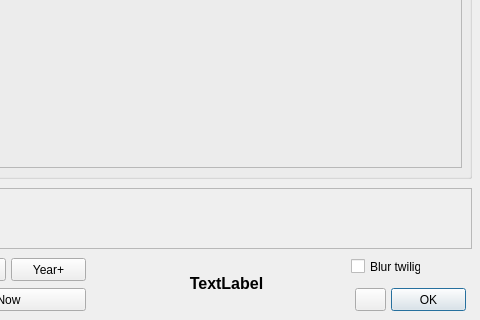
Before: the Qt Designer form cdaynight.ui in PavelMr/skytechx, drawn with Qt 5; both pictures show x 399 to 879 and y 282 to 602 of the 879 by 602 pixel window.
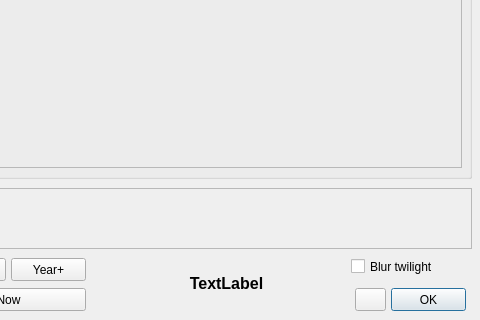
After: the same form once the commit is applied. Icons and pictures are not drawn.

Diff of the .ui file:
```diff
--- a/cdaynight.ui
+++ b/cdaynight.ui
@@ -298,7 +298,7 @@
     <rect>
      <x>750</x>
      <y>540</y>
-     <width>70</width>
+     <width>121</width>
      <height>17</height>
     </rect>
    </property>
```
